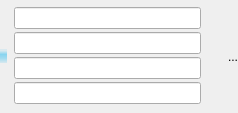
Before: the Qt Designer form track.ui in keshavbhatt/olivia, drawn with Qt 5.
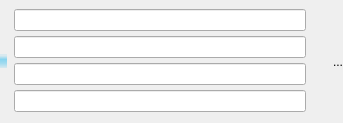
After: the same form once the commit is applied. Icons and pictures are not drawn.

Patch:
```diff
--- a/track.ui
+++ b/track.ui
@@ -6,8 +6,8 @@
    <rect>
     <x>0</x>
     <y>0</y>
-    <width>238</width>
-    <height>113</height>
+    <width>343</width>
+    <height>123</height>
    </rect>
   </property>
   <property name="sizePolicy">
```
